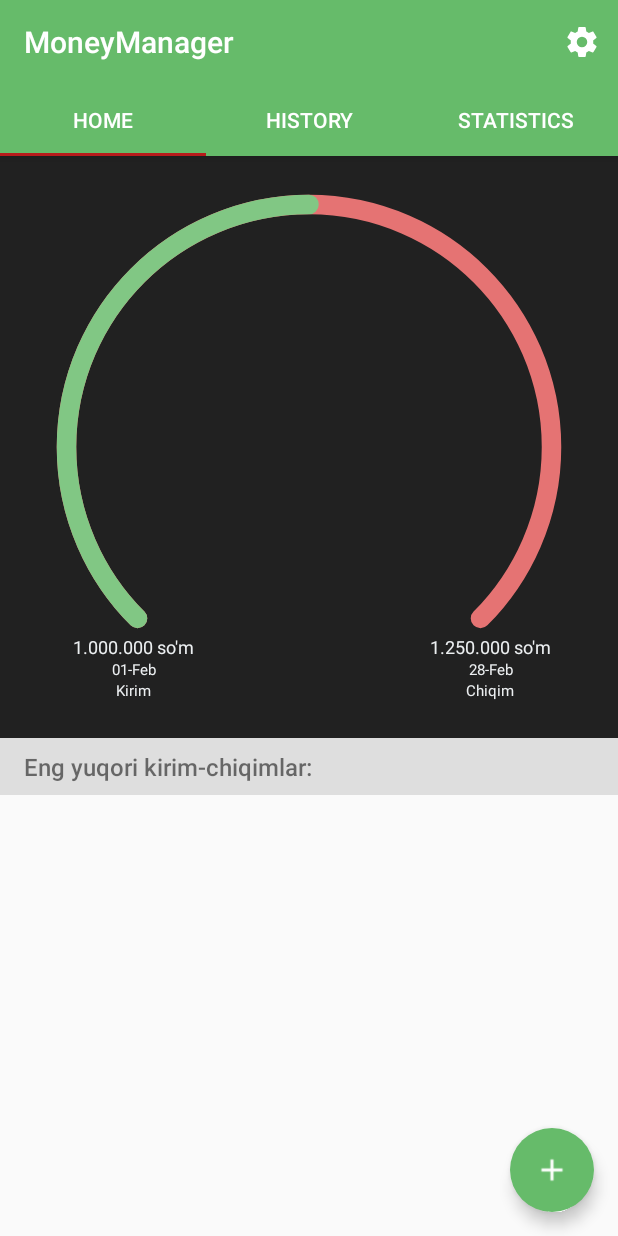
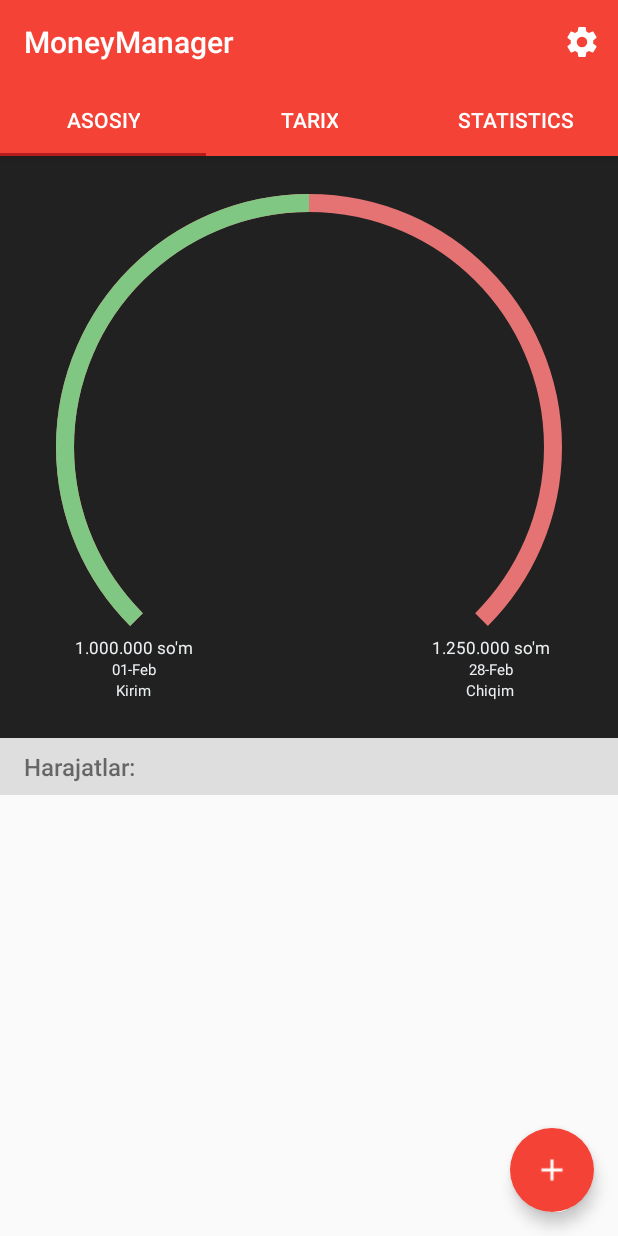
Before and after one commit to YadgarovIslombek/MoneyManager, an Android app: the HomeFragment screen opened directly, with no data from a screen before it, on a phone screen of 412 x 824 dp. Run offline under Robolectric (Android 15) with nearby library versions, the phone set to English and light mode, and no system bars; our stand-ins replace Firebase (no records; nobody signed in at launch, a user with empty details on screens opened directly); libraries missing offline, so code that uses them is left out: com.leavjenn.smoothdaterangepicker.

Commit message:
24.01.21 22:54
Signed-off-by: Islombek <islam.yadgarov.677@gmail.com>

```diff
--- a/app/src/main/java/com/aid/moneymanager/ui/main/home/HomeFragment.java
+++ b/app/src/main/java/com/aid/moneymanager/ui/main/home/HomeFragment.java
@@ -2,7 +2,7 @@
  * *
  *  * Created by Yadgarov Islombek on 2021
  *  * Copyright (c).  All rights reserved.
- *  * Last modified 23.01.21 17:50
+ *  * Last modified 24.01.21 20:57
  *  بِسْمِ ٱللّٰهِ ٱلرَّحْمَٰنِ ٱلرَّحِيم  *
  *
  */
@@ -54,7 +54,7 @@ public class HomeFragment  extends BaseFragment {
     private User user;
     private ListDataSet<WalletEnter> walletEntryListDataSet;
 
-    public static final CharSequence TITLE = "Home";
+    public static final CharSequence TITLE = "Asosiy";
     private OlchovLibFromGit olchov;
 
     private TopCategoryAdapter adapter;
--- a/app/src/main/res/layout/fragment_home.xml
+++ b/app/src/main/res/layout/fragment_home.xml
@@ -3,7 +3,7 @@
   ~ /**
   ~  * Created by Yadgarov Islombek on 2021
   ~  * Copyright (c).  All rights reserved.
-  ~  * Last modified 23.01.21 17:40
+  ~  * Last modified 24.01.21 21:21
   ~  بِسْمِ ٱللّٰهِ ٱلرَّحْمَٰنِ ٱلرَّحِيم  *
   ~  */
   -->
@@ -41,7 +41,7 @@
                 android:gravity="center"
                 android:text="1.250.000 so'm"
                 android:textColor="#eceff1"
-                android:textSize="12dp"
+                android:textSize="11dp"
                 app:layout_constraintBottom_toBottomOf="@+id/olchov"
                 app:layout_constraintEnd_toEndOf="@+id/olchov"
                 app:layout_constraintHorizontal_bias="0.95"
@@ -82,7 +82,7 @@
                 android:gravity="center"
                 android:text="1.000.000 so'm"
                 android:textColor="#eceff1"
-                android:textSize="12dp"
+                android:textSize="11dp"
                 app:layout_constraintBottom_toBottomOf="@+id/olchov"
                 app:layout_constraintEnd_toStartOf="@+id/guideline"
                 app:layout_constraintHorizontal_bias="0.05"
@@ -182,9 +182,9 @@
                 app:gaugePointStartColor="@color/gauge_income"
                 app:gaugeStartAngle="135"
                 app:gaugeStartValue="0"
-                app:gaugeStrokeCap="ROUND"
+                app:gaugeStrokeCap="BUTT"
                 app:gaugeStrokeColor="@color/gauge_expense"
-                app:gaugeStrokeWidth="13dp"
+                app:gaugeStrokeWidth="12dp"
                 app:gaugeSweepAngle="270"
                 app:layout_constraintBottom_toBottomOf="parent"
                 app:layout_constraintEnd_toEndOf="parent"
@@ -195,8 +195,6 @@
 
             </com.aid.moneymanager.lib.OlchovLibFromGit>
         </androidx.constraintlayout.widget.ConstraintLayout>
-
-
     </androidx.constraintlayout.widget.ConstraintLayout>
 
     <LinearLayout
@@ -225,7 +223,7 @@
                 android:layout_alignParentTop="true"
                 android:layout_centerVertical="true"
                 android:fontFamily="sans-serif-medium"
-                android:text="Eng yuqori kirim-chiqimlar:"
+                android:text="Harajatlar:"
                 android:textColor="@color/secondary_text_material_light"
                 android:textSize="16sp" />
 
--- a/app/src/main/res/menu/history_fragment_menu.xml
+++ b/app/src/main/res/menu/history_fragment_menu.xml
@@ -3,7 +3,7 @@
   ~ /**
   ~  * Created by Yadgarov Islombek on 2021
   ~  * Copyright (c).  All rights reserved.
-  ~  * Last modified 23.01.21 4:14
+  ~  * Last modified 24.01.21 21:25
   ~  بِسْمِ ٱللّٰهِ ٱلرَّحْمَٰنِ ٱلرَّحِيم  *
   ~  */
   -->
@@ -12,12 +12,12 @@
     xmlns:app="http://schemas.android.com/apk/res-auto">
     <item
         android:id="@+id/action_date_range"
-        android:title="Choose date range"
+        android:title="Kalendar"
         android:icon="@drawable/icon_calendar_active"
         app:showAsAction="ifRoom" />
     <item
         android:id="@+id/action_options"
-        android:title="Options"
+        android:title="Sozlash"
         android:icon="@drawable/icon_options"
         app:showAsAction="ifRoom" />
 </menu>
--- a/app/src/main/res/values/colors.xml
+++ b/app/src/main/res/values/colors.xml
@@ -3,15 +3,14 @@
   ~ /**
   ~  * Created by Yadgarov Islombek on 2021
   ~  * Copyright (c).  All rights reserved.
-  ~  * Last modified 17.01.21 21:47
+  ~  * Last modified 24.01.21 22:54
   ~  بِسْمِ ٱللّٰهِ ٱلرَّحْمَٰنِ ٱلرَّحِيم  *
   ~  */
   -->
-
      <resources>
          <color name="errorColor">#F44336</color>
-    <color name="colorPrimary">@color/primary_text_income</color>
-    <color name="colorPrimaryDark">#00FFFFFF</color>
+         <color name="colorPrimary">#F44336</color>
+         <color name="colorPrimaryDark">#d32f2f</color>
          <color name="textColorPrimary">#FFFFFF</color>
          <color name="windowBackground">#FFFFFF</color>
          <color name="navigationBarColor">#000000</color>
@@ -26,11 +25,8 @@
     <color name="gauge_income">#81c784</color>
     <color name="gauge_expense">#e57373</color>
     <color name="gauge_white">#FFFFFF</color>
-
     <color name="secondary_text_material_light">#8a000000</color>
     <color name="help_text_material_light">#9b9b9b</color>
-
     <color name="hint_foreground_material_light">#00000000</color>
     <color name="hint_foreground_material_dark">#00000000</color>
-
 </resources>
```
Also changed, not shown: app/src/main/java/com/aid/moneymanager/ui/main/history/HistoryFragment.java (+5 -5 lines), app/src/main/java/com/aid/moneymanager/utils/CurrencyHelper.java (+37 -11 lines). Lines whose indentation alone changed are shown as unchanged.
